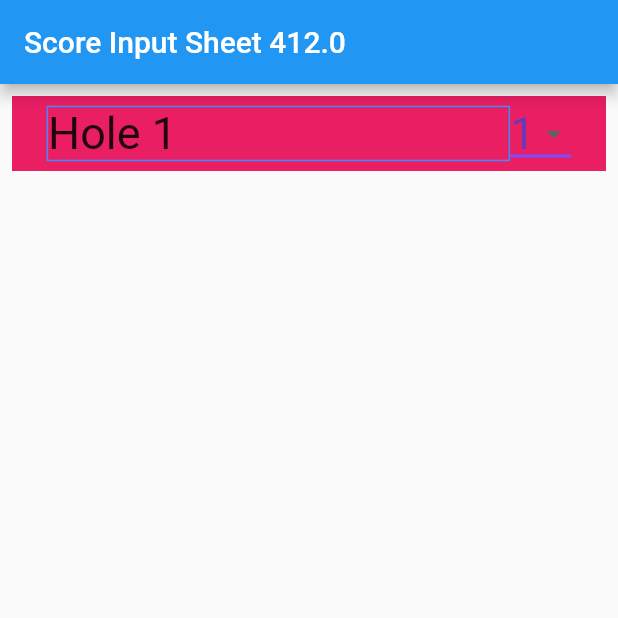
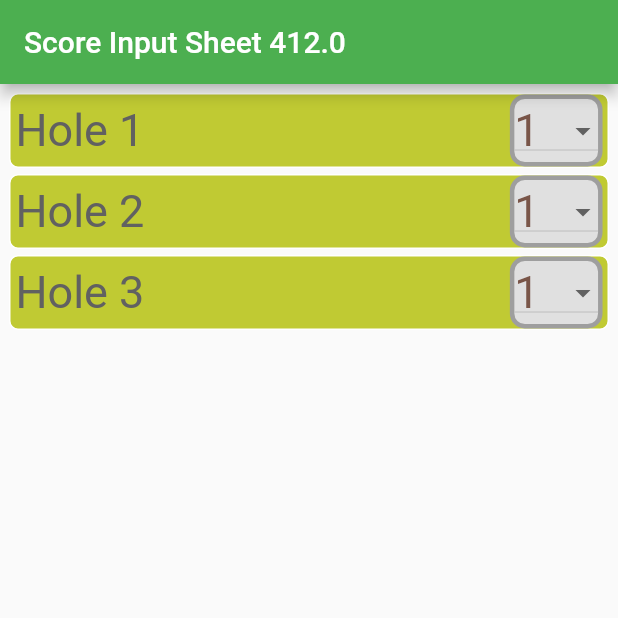
Before and after one commit to kevin-antony-software/golf_score, a Flutter app: the screen it shows after launch, on a phone screen of 412 x 824 dp, the top half of it. Run offline on Flutter 3.47's test engine with Material 2 defaults, Android fonts, the light colour scheme and no system bars.

Commit message:
added rows as golf holes

```diff
--- a/lib/score_input.dart
+++ b/lib/score_input.dart
@@ -1,6 +1,6 @@
 import 'package:flutter/material.dart';
 
-const List<int> list = <int>[1, 2, 3, 4];
+const List<int> list = <int>[1, 2, 3, 4, 5, 6, 7, 8, 9, 10];
 int dropdownValue = list.first;
 
 class ScoreInput extends StatefulWidget {
@@ -18,37 +18,76 @@ class _ScoreInputState extends State<ScoreInput> {
     return Scaffold(
       appBar: AppBar(
         title: Text("Score Input Sheet $width"),
+        backgroundColor: Colors.green,
       ),
       body: Padding(
-        padding: const EdgeInsets.all(8.0),
+        padding: const EdgeInsets.all(4.0),
+        child: Column(
+          children: [
+            HoleDetails(width: width, holeNum: "Hole 1"),
+            HoleDetails(width: width, holeNum: "Hole 2"),
+            HoleDetails(width: width, holeNum: "Hole 3"),
+          ],
+        ),
+      ),
+    );
+  }
+}
+
+class HoleDetails extends StatefulWidget {
+  const HoleDetails({
+    Key? key,
+    required this.width,
+    required this.holeNum,
+  }) : super(key: key);
+
+  final String holeNum;
+  final double width;
+
+  @override
+  State<HoleDetails> createState() => _HoleDetailsState();
+}
+
+class _HoleDetailsState extends State<HoleDetails> {
+  @override
+  Widget build(BuildContext context) {
+    return Padding(
+      padding: const EdgeInsets.all(2.0),
       child: Container(
+        decoration: BoxDecoration(
+          color: Colors.lime[600],
+          borderRadius: BorderRadius.circular(6),
+          border: Border.all(
+            color: Colors.white,
+            width: 1,
+          ),
+        ),
         height: 50,
-          //width: width * 0.9,
-          color: Colors.pink,
         child: Row(
           mainAxisAlignment: MainAxisAlignment.center,
           children: [
             Container(
-                decoration:
-                    BoxDecoration(border: Border.all(color: Colors.blueAccent)),
-                width: width * 0.75,
+              width: widget.width * 0.8,
               child: Text(
-                  "Hole 1",
-                  style: TextStyle(fontSize: 30),
+                widget.holeNum,
+                style: TextStyle(fontSize: 30, color: Colors.grey[700]),
               ),
             ),
             Container(
+              decoration: BoxDecoration(
+                borderRadius: BorderRadius.circular(10),
+                color: Colors.grey[300],
+                border: Border.all(
+                  color: Colors.grey,
+                  width: 3,
+                ),
+              ),
+              width: widget.width * 0.15,
               child: DropdownButton<int>(
                 value: dropdownValue,
-                  //icon: const Icon(Icons.arrow_downward),
                 elevation: 16,
-                  style: const TextStyle(color: Colors.deepPurple),
-                  underline: Container(
-                    height: 2,
-                    color: Colors.deepPurpleAccent,
-                  ),
+                style: const TextStyle(color: Colors.brown),
                 onChanged: (value) {
-                    // This is called when the user selects an item.
                   setState(() {
                     dropdownValue = value!;
                   });
@@ -67,7 +106,6 @@ class _ScoreInputState extends State<ScoreInput> {
           ],
         ),
       ),
-      ),
     );
   }
 }
```
Lines whose indentation alone changed are shown as unchanged.
